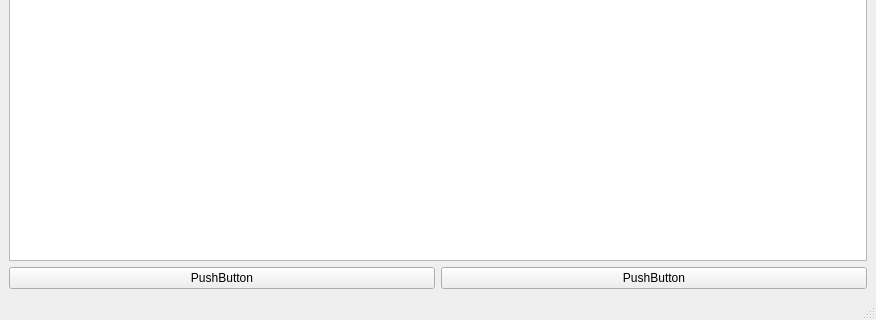
Before: the Qt Designer form src/mainwindow.ui in Schmuliz/verkkosimulaatio, drawn with Qt 5; both pictures show x 0 to 876 and y 303 to 623 of the 876 by 623 pixel window.
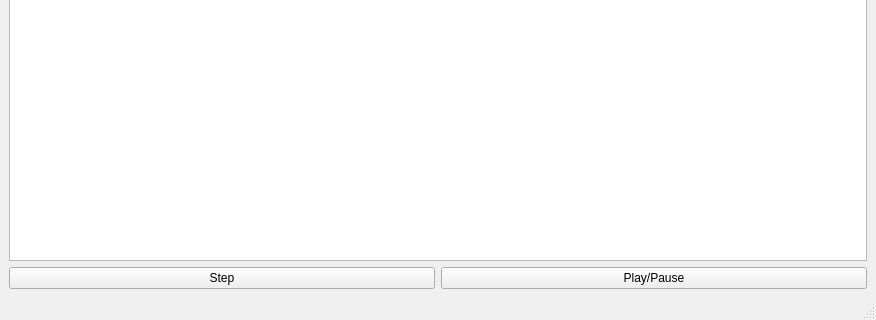
After: the same form once the commit is applied.

Commit message: implement time based ticking and visual steps along with it

The edit to the form file:
```diff
--- a/src/mainwindow.ui
+++ b/src/mainwindow.ui
@@ -25,14 +25,17 @@
         <item>
          <widget class="QPushButton" name="pushButton_2">
           <property name="text">
-           <string>PushButton</string>
+           <string>Step</string>
           </property>
          </widget>
         </item>
         <item>
          <widget class="QPushButton" name="pushButton">
           <property name="text">
-           <string>PushButton</string>
+           <string>Play/Pause</string>
+          </property>
+          <property name="checkable">
+           <bool>true</bool>
           </property>
          </widget>
         </item>
```
The commit also changes 13 other files.
